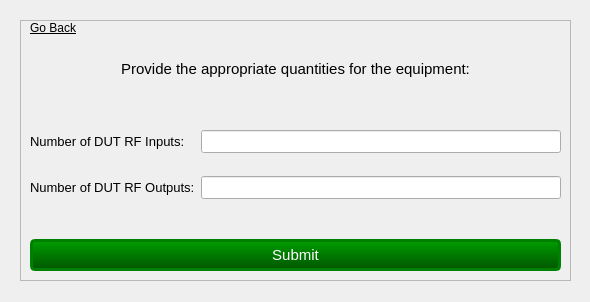
Above: dutsetup.ui from ItsSpicee/peprs before the change. Below: the same form after it.
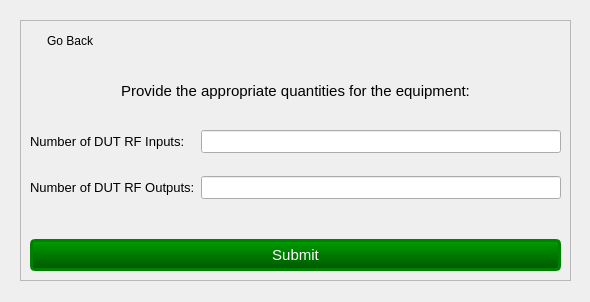
That is the form after the change.

Commit message: added file path upload buttons and added a back button in the DUT menu

The edit to the form file:
```diff
--- a/dutsetup.ui
+++ b/dutsetup.ui
@@ -212,11 +212,24 @@
      <property name="frameShadow">
       <enum>QFrame::Raised</enum>
      </property>
-     <layout class="QGridLayout" name="gridLayout" rowstretch="0,0,0,0,0" rowminimumheight="0,0,0,0,0">
+     <layout class="QGridLayout" name="gridLayout" rowstretch="0,0,0,0,0,0,0,0,0" rowminimumheight="0,0,0,0,0,0,0,0,0">
       <property name="verticalSpacing">
        <number>23</number>
       </property>
-      <item row="1" column="1">
+      <item row="6" column="0">
+       <widget class="QLabel" name="rfOutputLabel">
+        <property name="font">
+         <font>
+          <family>Arial</family>
+          <pointsize>10</pointsize>
+         </font>
+        </property>
+        <property name="text">
+         <string>Number of DUT RF Outputs:</string>
+        </property>
+       </widget>
+      </item>
+      <item row="5" column="1">
        <widget class="QLineEdit" name="rfInputEdit">
         <property name="font">
          <font>
@@ -225,7 +238,32 @@
         </property>
        </widget>
       </item>
-      <item row="4" column="0" colspan="2">
+      <item row="6" column="1">
+       <widget class="QLineEdit" name="rfOutputEdit">
+        <property name="font">
+         <font>
+          <pointsize>10</pointsize>
+         </font>
+        </property>
+       </widget>
+      </item>
+      <item row="1" column="0" colspan="2">
+       <widget class="QLabel" name="label_4">
+        <property name="font">
+         <font>
+          <family>Arial</family>
+          <pointsize>11</pointsize>
+         </font>
+        </property>
+        <property name="text">
+         <string>Provide the appropriate quantities for the equipment:</string>
+        </property>
+        <property name="alignment">
+         <set>Qt::AlignCenter</set>
+        </property>
+       </widget>
+      </item>
+      <item row="8" column="0" colspan="2">
        <widget class="QPushButton" name="dutReadyButton_2">
         <property name="minimumSize">
          <size>
@@ -253,23 +291,7 @@
         </property>
        </widget>
       </item>
-      <item row="0" column="0" colspan="2">
-       <widget class="QLabel" name="label_4">
-        <property name="font">
-         <font>
-          <family>Arial</family>
-          <pointsize>11</pointsize>
-         </font>
-        </property>
-        <property name="text">
-         <string>Provide the appropriate quantities for the equipment:</string>
-        </property>
-        <property name="alignment">
-         <set>Qt::AlignCenter</set>
-        </property>
-       </widget>
-      </item>
-      <item row="1" column="0">
+      <item row="5" column="0">
        <widget class="QLabel" name="rfInputLabel">
         <property name="font">
          <font>
@@ -282,29 +304,7 @@
         </property>
        </widget>
       </item>
-      <item row="2" column="0">
-       <widget class="QLabel" name="rfOutputLabel">
-        <property name="font">
-         <font>
-          <family>Arial</family>
-          <pointsize>10</pointsize>
-         </font>
-        </property>
-        <property name="text">
-         <string>Number of DUT RF Outputs:</string>
-        </property>
-       </widget>
-      </item>
-      <item row="2" column="1">
-       <widget class="QLineEdit" name="rfOutputEdit">
-        <property name="font">
-         <font>
-          <pointsize>10</pointsize>
-         </font>
-        </property>
-       </widget>
-      </item>
-      <item row="3" column="0">
+      <item row="7" column="0">
        <spacer name="verticalSpacer">
         <property name="orientation">
          <enum>Qt::Vertical</enum>
@@ -320,30 +320,30 @@
         </property>
        </spacer>
       </item>
+      <item row="0" column="0">
+       <widget class="QPushButton" name="backButton">
+        <property name="sizePolicy">
+         <sizepolicy hsizetype="Fixed" vsizetype="Fixed">
+          <horstretch>0</horstretch>
+          <verstretch>0</verstretch>
+         </sizepolicy>
+        </property>
+        <property name="minimumSize">
+         <size>
+          <width>10</width>
+          <height>0</height>
+         </size>
+        </property>
+        <property name="text">
+         <string>Go Back</string>
+        </property>
+        <property name="flat">
+         <bool>true</bool>
+        </property>
+       </widget>
+      </item>
      </layout>
     </widget>
-    <widget class="QLabel" name="label_2">
-     <property name="geometry">
-      <rect>
-       <x>20</x>
-       <y>10</y>
-       <width>51</width>
-       <height>16</height>
-      </rect>
-     </property>
-     <property name="font">
-      <font>
-       <pointsize>9</pointsize>
-       <underline>true</underline>
-      </font>
-     </property>
-     <property name="text">
-      <string>Go Back</string>
-     </property>
-    </widget>
-    <zorder>frame</zorder>
-    <zorder>gridLayoutWidget</zorder>
-    <zorder>label_2</zorder>
    </widget>
   </widget>
  </widget>
```
The commit also changes 12 other files.
